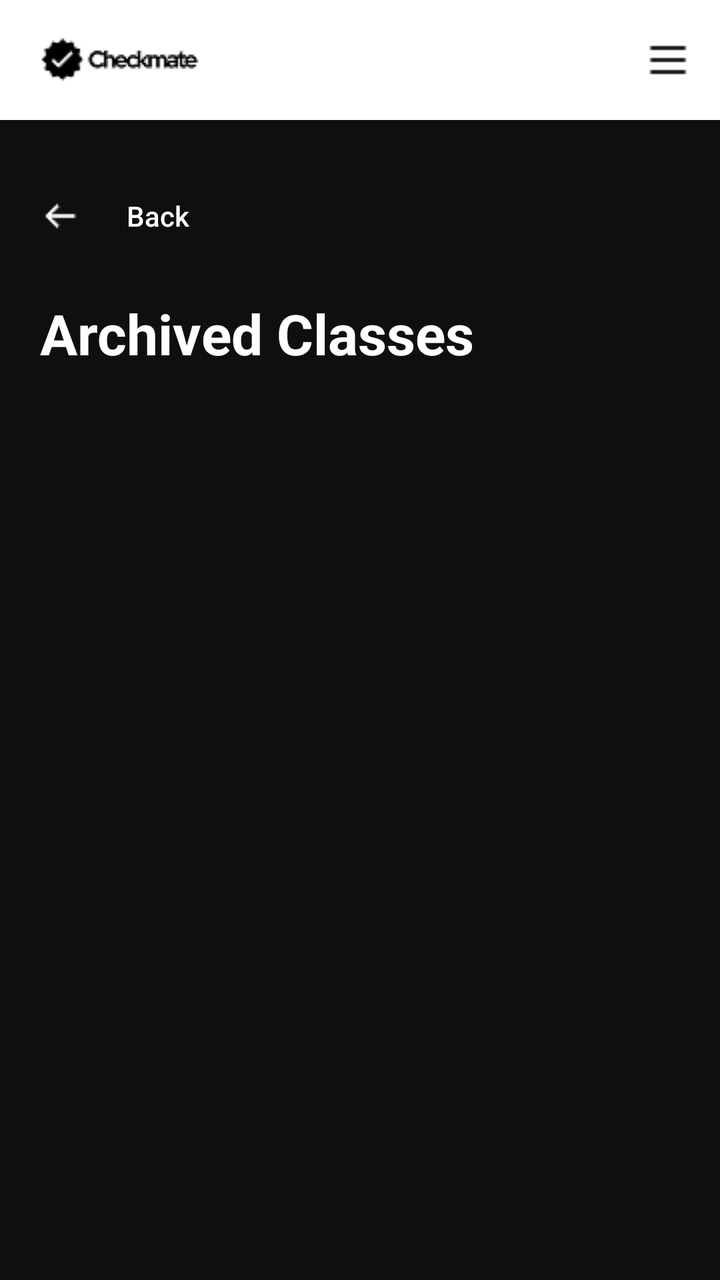
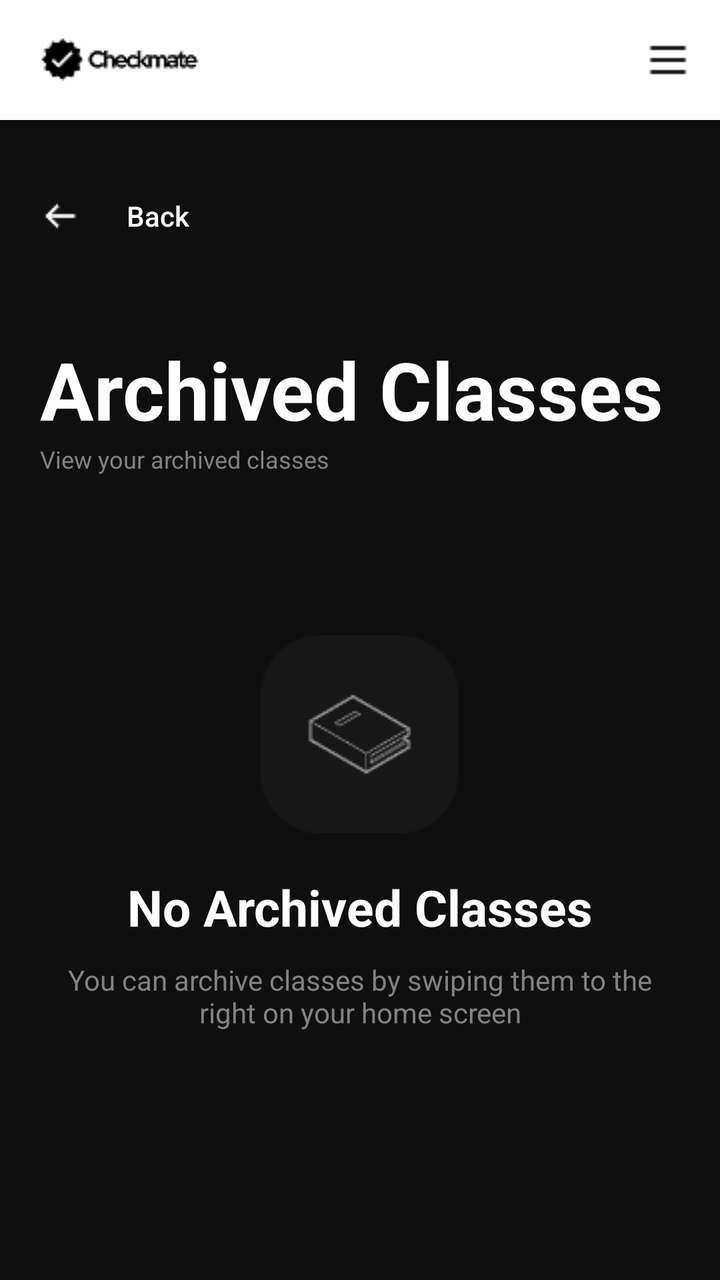

An Android layout rendered at two revisions. The XML below is the earlier revision; the diff shows what the commit changed to produce the second picture.
<!-- AndroidManifest.xml: application theme Theme.AuthTest -->
<!-- res/layout/activity_archive.xml -->
<?xml version="1.0" encoding="utf-8"?>
<androidx.drawerlayout.widget.DrawerLayout
    xmlns:android="http://schemas.android.com/apk/res/android"
    xmlns:app="http://schemas.android.com/apk/res-auto"
    android:id="@+id/main"
    android:layout_width="match_parent"
    android:layout_height="match_parent"
    android:background="#0F0F0F"
    android:fitsSystemWindows="true">

    <LinearLayout
        android:layout_width="match_parent"
        android:layout_height="match_parent"
        android:orientation="vertical">

        <RelativeLayout
            android:layout_width="match_parent"
            android:layout_height="60dp"
            android:background="#FFFFFF">

            <ImageView
                android:id="@+id/header_logo"
                android:layout_width="wrap_content"
                android:layout_height="wrap_content"
                android:layout_alignParentStart="true"
                android:layout_centerVertical="true"
                android:layout_marginStart="16dp"
                android:src="@drawable/header_logo" />

            <ImageView
                android:id="@+id/hamburger_icon"
                android:layout_width="wrap_content"
                android:layout_height="wrap_content"
                android:layout_alignParentEnd="true"
                android:layout_centerVertical="true"
                android:layout_marginEnd="16dp"
                android:src="@drawable/hamburger_icon" />
        </RelativeLayout>

        <LinearLayout
            android:layout_width="match_parent"
            android:layout_height="wrap_content"
            android:paddingHorizontal="20dp"
            android:paddingTop="24dp"
            android:paddingBottom="16dp">

            <androidx.appcompat.widget.AppCompatButton
                android:id="@+id/backButton"
                android:layout_width="wrap_content"
                android:layout_height="wrap_content"
                android:background="@android:color/transparent"
                android:drawableStart="@drawable/left_arrow"
                android:drawablePadding="10dp"
                android:text="Back"
                android:textAllCaps="false"
                android:textColor="#FFFFFF" />
        </LinearLayout>

        <TextView
            android:layout_width="wrap_content"
            android:layout_height="wrap_content"
            android:text="Archived Classes"
            android:textColor="#FFFFFF"
            android:textSize="28sp"
            android:textStyle="bold"
            android:layout_marginStart="20dp"
            android:layout_marginBottom="24dp" />

        <LinearLayout
            android:id="@+id/searchBarContainer"
            android:layout_width="match_parent"
            android:layout_height="60dp"
            android:orientation="horizontal"
            android:layout_marginStart="20dp"
            android:layout_marginEnd="20dp"
            android:layout_marginBottom="16dp"
            android:paddingHorizontal="4dp"
            android:paddingVertical="8dp"
            android:gravity="center_vertical"
            android:background="@drawable/rounded_search_bg"
            android:visibility="gone">

            <ImageView
                android:layout_width="24dp"
                android:layout_height="24dp"
                android:src="@drawable/ic_search"
                android:contentDescription="Search"
                android:layout_marginStart="12dp"
                app:tint="#828282" />

            <EditText
                android:id="@+id/classSearchBar"
                android:layout_width="0dp"
                android:layout_height="48dp"
                android:layout_weight="1"
                android:background="@android:color/transparent"
                android:hint="Search by class name..."
                android:textColorHint="#828282"
                android:textColor="#FFFFFF"
                android:textSize="14sp"
                android:paddingStart="12dp"
                android:paddingEnd="12dp"
                android:inputType="text"
                android:imeOptions="actionSearch"
                android:maxLines="1" />

            <ImageView
                android:id="@+id/clearSearchButton"
                android:layout_width="24dp"
                android:layout_height="24dp"
                android:src="@drawable/ic_close"
                android:contentDescription="Clear search"
                android:layout_marginEnd="12dp"
                app:tint="#828282"
                android:visibility="gone" />

        </LinearLayout>

        <LinearLayout
            android:id="@+id/emptyStateLayout"
            android:layout_width="match_parent"
            android:layout_height="match_parent"
            android:orientation="vertical"
            android:gravity="center"
            android:visibility="gone">

            <TextView
                android:layout_width="wrap_content"
                android:layout_height="wrap_content"
                android:text="📦"
                android:textSize="64sp"
                android:layout_marginBottom="16dp" />

            <TextView
                android:layout_width="wrap_content"
                android:layout_height="wrap_content"
                android:text="No Archived Classes"
                android:textColor="#FFFFFF"
                android:textSize="18sp"
                android:textStyle="bold"
                android:layout_marginBottom="8dp" />

            <TextView
                android:layout_width="wrap_content"
                android:layout_height="wrap_content"
                android:text="You can archive classes by swiping them to the right on your home screen"
                android:textColor="#828282"
                android:textSize="14sp"
                android:gravity="center"
                android:layout_marginHorizontal="20dp" />

        </LinearLayout>

        <androidx.recyclerview.widget.RecyclerView
            android:id="@+id/archivedClassesRecyclerView"
            android:layout_width="match_parent"
            android:layout_height="match_parent"
            android:paddingTop="0dp"
            android:paddingBottom="40dp"
            android:clipToPadding="false"
            android:visibility="gone" />

    </LinearLayout>

    <com.google.android.material.navigation.NavigationView
        android:id="@+id/navigation_view"
        android:layout_width="280dp"
        android:layout_height="match_parent"
        android:layout_gravity="start"
        android:fitsSystemWindows="true"
        android:background="#1A1A1A"
        app:menu="@menu/menu_drawer"
        app:headerLayout="@layout/drawer_header"
        app:itemTextColor="@color/menu_item_color"
        app:itemIconTint="@color/menu_item_color" />

</androidx.drawerlayout.widget.DrawerLayout>
<!-- res/layout/drawer_header.xml (included above) -->
<?xml version="1.0" encoding="utf-8"?>
<LinearLayout xmlns:android="http://schemas.android.com/apk/res/android"
    android:layout_width="match_parent"
    android:layout_height="200dp"
    android:orientation="vertical"
    android:gravity="bottom"
    android:padding="20dp"
    android:background="#0F0F0F">

    <ImageView
        android:id="@+id/drawer_user_avatar"
        android:layout_width="60dp"
        android:layout_height="60dp"
        android:src="@drawable/default_avatar"
        android:contentDescription="user_avatar"
        android:layout_marginBottom="15dp" />

    <TextView
        android:id="@+id/drawer_user_name"
        android:layout_width="wrap_content"
        android:layout_height="wrap_content"
        android:text="User Name"
        android:textColor="#FFFFFF"
        android:textSize="18sp"
        android:textStyle="bold"
        android:layout_marginBottom="5dp" />

    <TextView
        android:id="@+id/drawer_user_email"
        android:layout_width="wrap_content"
        android:layout_height="wrap_content"
        android:text="user@example.com"
        android:textColor="#828282"
        android:textSize="12sp" />

</LinearLayout>
<!-- resources referenced by this layout -->
<resources>
  <!-- drawable default_avatar (drawable) -->
  <?xml version="1.0" encoding="utf-8"?>
  <vector xmlns:android="http://schemas.android.com/apk/res/android"
      android:width="24dp"
      android:height="24dp"
      android:viewportWidth="24"
      android:viewportHeight="24">
      <path
          android:fillColor="#FFFFFF"
          android:pathData="M12,12c2.21,0 4,-1.79 4,-4s-1.79,-4 -4,-4 -4,1.79 -4,4 1.79,4 4,4zm0,2c-2.67,0 -8,1.34 -8,4v2h16v-2c0,-2.66 -5.33,-4 -8,-4z" />
  </vector>
  <!-- drawable hamburger_icon: png bitmap (drawable, 177 bytes) -->
  <!-- drawable header_logo: png bitmap (drawable, 1337 bytes) -->
  <!-- drawable ic_close (drawable) -->
  <vector xmlns:android="http://schemas.android.com/apk/res/android"
      android:width="24dp"
      android:height="24dp"
      android:viewportWidth="24"
      android:viewportHeight="24">
      <path
          android:fillColor="#828282"
          android:pathData="M19,6.41L17.59,5 12,10.59 6.41,5 5,6.41 10.59,12 5,17.59 6.41,19 12,13.41 17.59,19 19,17.59 13.41,12 19,6.41z" />
  </vector>
  <!-- drawable ic_search (drawable) -->
  <?xml version="1.0" encoding="utf-8"?>
  <vector xmlns:android="http://schemas.android.com/apk/res/android"
      android:width="24dp"
      android:height="24dp"
      android:viewportWidth="24"
      android:viewportHeight="24">
      <path
          android:fillColor="#828282"
          android:pathData="M15.5,14h-0.79l-0.28,-0.27C15.41,12.59 16,11.11 16,9.5 C16,5.91 13.09,3 9.5,3 C5.91,3 3,5.91 3,9.5 C3,13.09 5.91,16 9.5,16 c1.61,0 3.09,-0.59 4.23,-1.57l0.27,0.28 v0.79l5,4.99L20.49,19 L15.5,14zM9.5,14C7.01,14 5,11.99 5,9.5 C5,7.01 7.01,5 9.5,5 C11.99,5 14,7.01 14,9.5 C14,11.99 11.99,14 9.5,14z" />
  </vector>
  <!-- drawable left_arrow: png bitmap (drawable, 316 bytes) -->
  <!-- drawable rounded_search_bg (drawable) -->
  <?xml version="1.0" encoding="utf-8"?>
  <shape xmlns:android="http://schemas.android.com/apk/res/android">
      <solid android:color="#2C2C2C" />
      <corners android:radius="12dp" />
  </shape>
  <style name="Theme.AuthTest" parent="Base.Theme.AuthTest" />
  <style name="Base.Theme.AuthTest" parent="Theme.Material3.DayNight.NoActionBar">
          
          
      </style>
</resources>

<!-- the commit's change to res/layout/activity_archive.xml (unified diff, before → after) -->
@@ -56,15 +56,28 @@
                 android:textColor="#FFFFFF" />
         </LinearLayout>
 
-        <TextView
-            android:layout_width="wrap_content"
+        <LinearLayout
+            android:layout_width="match_parent"
             android:layout_height="wrap_content"
-            android:text="Archived Classes"
-            android:textColor="#FFFFFF"
-            android:textSize="28sp"
-            android:textStyle="bold"
-            android:layout_marginStart="20dp"
-            android:layout_marginBottom="24dp" />
+            android:orientation="vertical"
+            android:padding="20dp">
+
+            <TextView
+                android:text="Archived Classes"
+                android:textColor="#FFFFFF"
+                android:textStyle="bold"
+                android:textSize="40sp"
+                android:layout_width="wrap_content"
+                android:layout_height="wrap_content" />
+
+            <TextView
+                android:text="View your archived classes"
+                android:textColor="#828282"
+                android:textSize="12sp"
+                android:layout_width="wrap_content"
+                android:layout_height="wrap_content" />
+
+        </LinearLayout>
 
         <LinearLayout
             android:id="@+id/searchBarContainer"
@@ -116,49 +129,58 @@
 
         </LinearLayout>
 
-        <LinearLayout
-            android:id="@+id/emptyStateLayout"
-            android:layout_width="match_parent"
-            android:layout_height="match_parent"
-            android:orientation="vertical"
-            android:gravity="center"
-            android:visibility="gone">
-
-            <TextView
-                android:layout_width="wrap_content"
-                android:layout_height="wrap_content"
-                android:text="📦"
-                android:textSize="64sp"
-                android:layout_marginBottom="16dp" />
-
-            <TextView
-                android:layout_width="wrap_content"
-                android:layout_height="wrap_content"
-                android:text="No Archived Classes"
-                android:textColor="#FFFFFF"
-                android:textSize="18sp"
-                android:textStyle="bold"
-                android:layout_marginBottom="8dp" />
-
-            <TextView
-                android:layout_width="wrap_content"
-                android:layout_height="wrap_content"
-                android:text="You can archive classes by swiping them to the right on your home screen"
-                android:textColor="#828282"
-                android:textSize="14sp"
-                android:gravity="center"
-                android:layout_marginHorizontal="20dp" />
-
-        </LinearLayout>
-
-        <androidx.recyclerview.widget.RecyclerView
-            android:id="@+id/archivedClassesRecyclerView"
-            android:layout_width="match_parent"
-            android:layout_height="match_parent"
-            android:paddingTop="0dp"
-            android:paddingBottom="40dp"
-            android:clipToPadding="false"
-            android:visibility="gone" />
+        <FrameLayout
+            android:layout_width="match_parent"
+            android:layout_height="0dp"
+            android:layout_weight="1">
+
+            <androidx.recyclerview.widget.RecyclerView
+                android:id="@+id/archivedClassesRecyclerView"
+                android:layout_width="match_parent"
+                android:layout_height="match_parent"
+                android:visibility="gone"
+                android:paddingHorizontal="20dp"
+                android:paddingTop="10dp"
+                android:paddingBottom="20dp"
+                android:clipToPadding="false" />
+
+            <LinearLayout
+                android:id="@+id/emptyStateLayout"
+                android:layout_width="match_parent"
+                android:layout_height="match_parent"
+                android:gravity="center_horizontal"
+                android:orientation="vertical"
+                android:padding="20dp"
+                android:visibility="visible">
+
+                <ImageView
+                    android:layout_width="wrap_content"
+                    android:layout_height="wrap_content"
+                    android:layout_marginTop="40dp"
+                    android:layout_marginBottom="20dp"
+                    android:src="@drawable/no_classes_image" />
+
+                <TextView
+                    android:id="@+id/no_archive"
+                    android:layout_width="wrap_content"
+                    android:layout_height="wrap_content"
+                    android:layout_marginBottom="10dp"
+                    android:text="No Archived Classes"
+                    android:textColor="#FFFFFF"
+                    android:textSize="25sp"
+                    android:textStyle="bold" />
+
+                <TextView
+                    android:layout_width="wrap_content"
+                    android:layout_height="wrap_content"
+                    android:layout_marginBottom="20dp"
+                    android:text="You can archive classes by swiping them to the right on your home screen"
+                    android:textAlignment="center"
+                    android:textColor="#828282" />
+
+            </LinearLayout>
+
+        </FrameLayout>
 
     </LinearLayout>
 
<!-- resource entries referenced after the edit -->
@@ -35,6 +35,7 @@
           android:pathData="M15.5,14h-0.79l-0.28,-0.27C15.41,12.59 16,11.11 16,9.5 C16,5.91 13.09,3 9.5,3 C5.91,3 3,5.91 3,9.5 C3,13.09 5.91,16 9.5,16 c1.61,0 3.09,-0.59 4.23,-1.57l0.27,0.28 v0.79l5,4.99L20.49,19 L15.5,14zM9.5,14C7.01,14 5,11.99 5,9.5 C5,7.01 7.01,5 9.5,5 C11.99,5 14,7.01 14,9.5 C14,11.99 11.99,14 9.5,14z" />
   </vector>
   <!-- drawable left_arrow: png bitmap (drawable, 316 bytes) -->
+  <!-- drawable no_classes_image: png bitmap (drawable, 3178 bytes) -->
   <!-- drawable rounded_search_bg (drawable) -->
   <?xml version="1.0" encoding="utf-8"?>
   <shape xmlns:android="http://schemas.android.com/apk/res/android">
